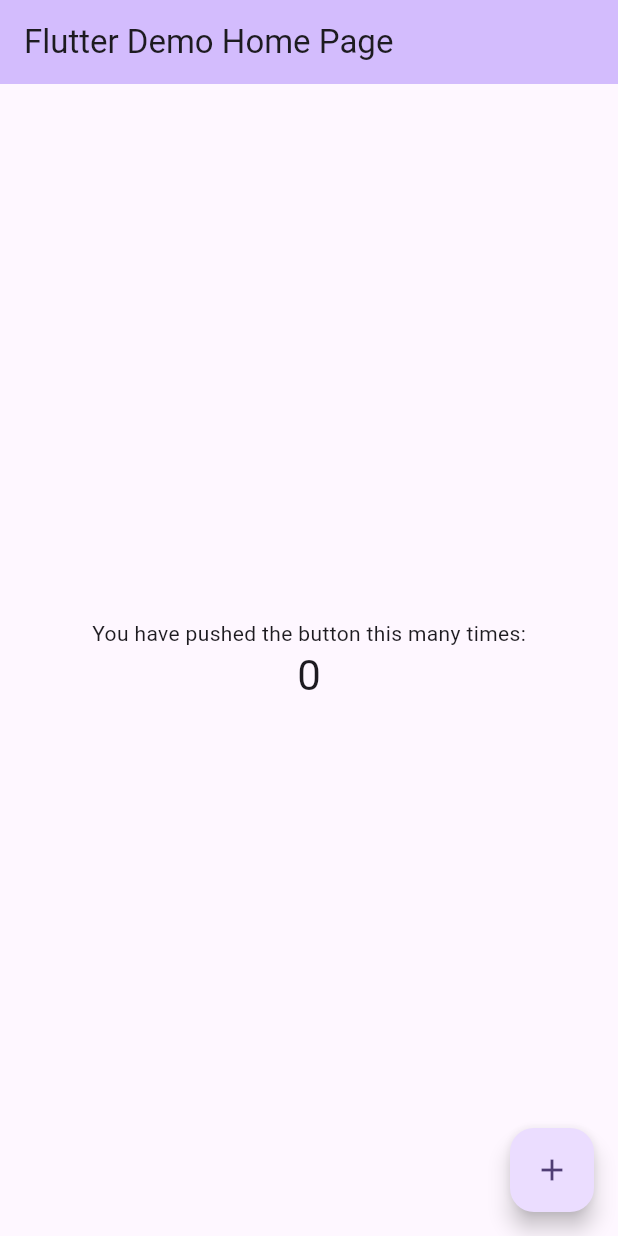
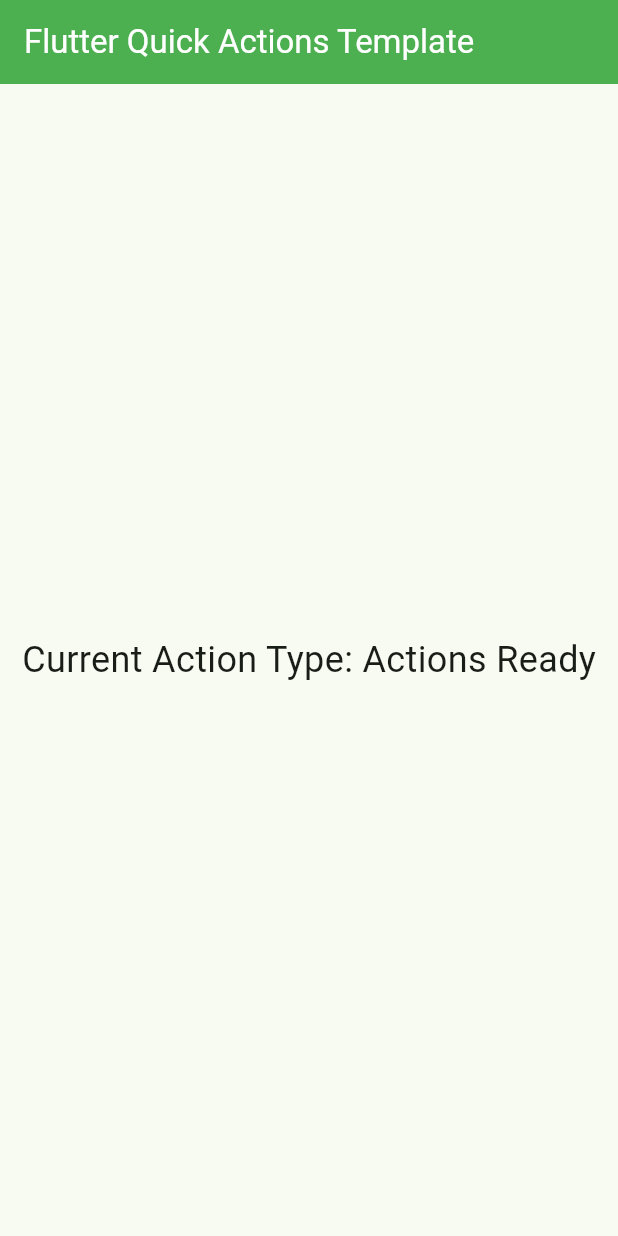
Before and after one commit to flutterwings304/quick_action_flutter_template, a Flutter app: the screen it shows after launch, on a phone screen of 412 x 824 dp. Run offline on Flutter 3.47's test engine with Material 3 defaults, Android fonts, the phone set to English and light mode, and no system bars; missing offline and left inert: quick_actions.

Commit message:
Android Setup done

```diff
--- a/lib/main.dart
+++ b/lib/main.dart
@@ -1,4 +1,5 @@
 import 'package:flutter/material.dart';
+import 'package:quick_actions/quick_actions.dart';
 
 void main() {
   runApp(const MyApp());
@@ -11,115 +12,81 @@
   @override
   Widget build(BuildContext context) {
     return MaterialApp(
-      title: 'Flutter Demo',
+      title: 'Quick Actions Button Flutter Template',
       theme: ThemeData(
-        // This is the theme of your application.
-        //
-        // TRY THIS: Try running your application with "flutter run". You'll see
-        // the application has a blue toolbar. Then, without quitting the app,
-        // try changing the seedColor in the colorScheme below to Colors.green
-        // and then invoke "hot reload" (save your changes or press the "hot
-        // reload" button in a Flutter-supported IDE, or press "r" if you used
-        // the command line to start the app).
-        //
-        // Notice that the counter didn't reset back to zero; the application
-        // state is not lost during the reload. To reset the state, use hot
-        // restart instead.
-        //
-        // This works for code too, not just values: Most code changes can be
-        // tested with just a hot reload.
-        colorScheme: ColorScheme.fromSeed(seedColor: Colors.deepPurple),
+        appBarTheme: const AppBarTheme(
+            backgroundColor: Colors.green, foregroundColor: Colors.white),
+        colorScheme: ColorScheme.fromSeed(seedColor: Colors.green),
         useMaterial3: true,
       ),
-      home: const MyHomePage(title: 'Flutter Demo Home Page'),
+      home: const QuickActionScreen(),
     );
   }
 }
+// Copyright 2013 The Flutter Authors. All rights reserved.
+// Use of this source code is governed by a BSD-style license that can be
+// found in the LICENSE file.
 
-class MyHomePage extends StatefulWidget {
-  const MyHomePage({super.key, required this.title});
+// ignore_for_file: public_member_api_docs
 
-  // This widget is the home page of your application. It is stateful, meaning
-  // that it has a State object (defined below) that contains fields that affect
-  // how it looks.
-
-  // This class is the configuration for the state. It holds the values (in this
-  // case the title) provided by the parent (in this case the App widget) and
-  // used by the build method of the State. Fields in a Widget subclass are
-  // always marked "final".
-
-  final String title;
+class QuickActionScreen extends StatefulWidget {
+  const QuickActionScreen({super.key});
 
   @override
-  State<MyHomePage> createState() => _MyHomePageState();
+  State<QuickActionScreen> createState() => _QuickActionScreenState();
 }
 
-class _MyHomePageState extends State<MyHomePage> {
-  int _counter = 0;
+class _QuickActionScreenState extends State<QuickActionScreen> {
+  String shortcut = 'no action set';
 
-  void _incrementCounter() {
-    setState(() {
-      // This call to setState tells the Flutter framework that something has
-      // changed in this State, which causes it to rerun the build method below
-      // so that the display can reflect the updated values. If we changed
-      // _counter without calling setState(), then the build method would not be
-      // called again, and so nothing would appear to happen.
-      _counter++;
+  @override
+  void initState() {
+    super.initState();
+    QuickActions quickActions = const QuickActions();
+    quickActions.initialize((String shortcutType) {
+      setState(() {
+        shortcut = shortcutType;
+      });
+    });
+
+    quickActions.setShortcutItems(<ShortcutItem>[
+      // NOTE: This first action icon will only work on iOS.
+      // In a real world project keep the same file name for both platforms.
+      const ShortcutItem(
+        type: 'action_one', //Type of action button
+        localizedTitle: 'Geeks For Geeks', //Title to be shown to customer
+        icon: 'image1', //Name of Icon that you need to show in quick actions
+      ),
+      // NOTE: This second action icon will only work on Android.
+      // In a real world project keep the same file name for both platforms.
+      const ShortcutItem(
+          type: 'action_two', //Type of action button
+          localizedTitle: 'GFG', //Name of Icon that you need to show in quick
+          icon:
+              'image2' //Name of Icon that you need to show in quick actions
+          ),
+    ]).then((void _) {
+      //Setstate the shortcut variable to show that shortcut is added successfully
+      setState(() {
+        if (shortcut == 'no action set') {
+          shortcut = 'Actions Ready';
+        }
+      });
     });
   }
 
   @override
   Widget build(BuildContext context) {
-    // This method is rerun every time setState is called, for instance as done
-    // by the _incrementCounter method above.
-    //
-    // The Flutter framework has been optimized to make rerunning build methods
-    // fast, so that you can just rebuild anything that needs updating rather
-    // than having to individually change instances of widgets.
     return Scaffold(
       appBar: AppBar(
-        // TRY THIS: Try changing the color here to a specific color (to
-        // Colors.amber, perhaps?) and trigger a hot reload to see the AppBar
-        // change color while the other colors stay the same.
-        backgroundColor: Theme.of(context).colorScheme.inversePrimary,
-        // Here we take the value from the MyHomePage object that was created by
-        // the App.build method, and use it to set our appbar title.
-        title: Text(widget.title),
+        title: const Text("Flutter Quick Actions Template"),
       ),
       body: Center(
-        // Center is a layout widget. It takes a single child and positions it
-        // in the middle of the parent.
-        child: Column(
-          // Column is also a layout widget. It takes a list of children and
-          // arranges them vertically. By default, it sizes itself to fit its
-          // children horizontally, and tries to be as tall as its parent.
-          //
-          // Column has various properties to control how it sizes itself and
-          // how it positions its children. Here we use mainAxisAlignment to
-          // center the children vertically; the main axis here is the vertical
-          // axis because Columns are vertical (the cross axis would be
-          // horizontal).
-          //
-          // TRY THIS: Invoke "debug painting" (choose the "Toggle Debug Paint"
-          // action in the IDE, or press "p" in the console), to see the
-          // wireframe for each widget.
-          mainAxisAlignment: MainAxisAlignment.center,
-          children: <Widget>[
-            const Text(
-              'You have pushed the button this many times:',
-            ),
-            Text(
-              '$_counter',
-              style: Theme.of(context).textTheme.headlineMedium,
-            ),
-          ],
+        child: Text(
+          'Current Action Type: $shortcut',
+          style: const TextStyle(fontSize: 24),
         ),
       ),
-      floatingActionButton: FloatingActionButton(
-        onPressed: _incrementCounter,
-        tooltip: 'Increment',
-        child: const Icon(Icons.add),
-      ), // This trailing comma makes auto-formatting nicer for build methods.
     );
   }
 }
--- a/pubspec.yaml
+++ b/pubspec.yaml
@@ -35,6 +35,7 @@
   # The following adds the Cupertino Icons font to your application.
   # Use with the CupertinoIcons class for iOS style icons.
   cupertino_icons: ^1.0.2
+  quick_actions: ^1.0.6
 
 dev_dependencies:
   flutter_test:
```
Also changed, not shown: pubspec.lock, 48 other files.
